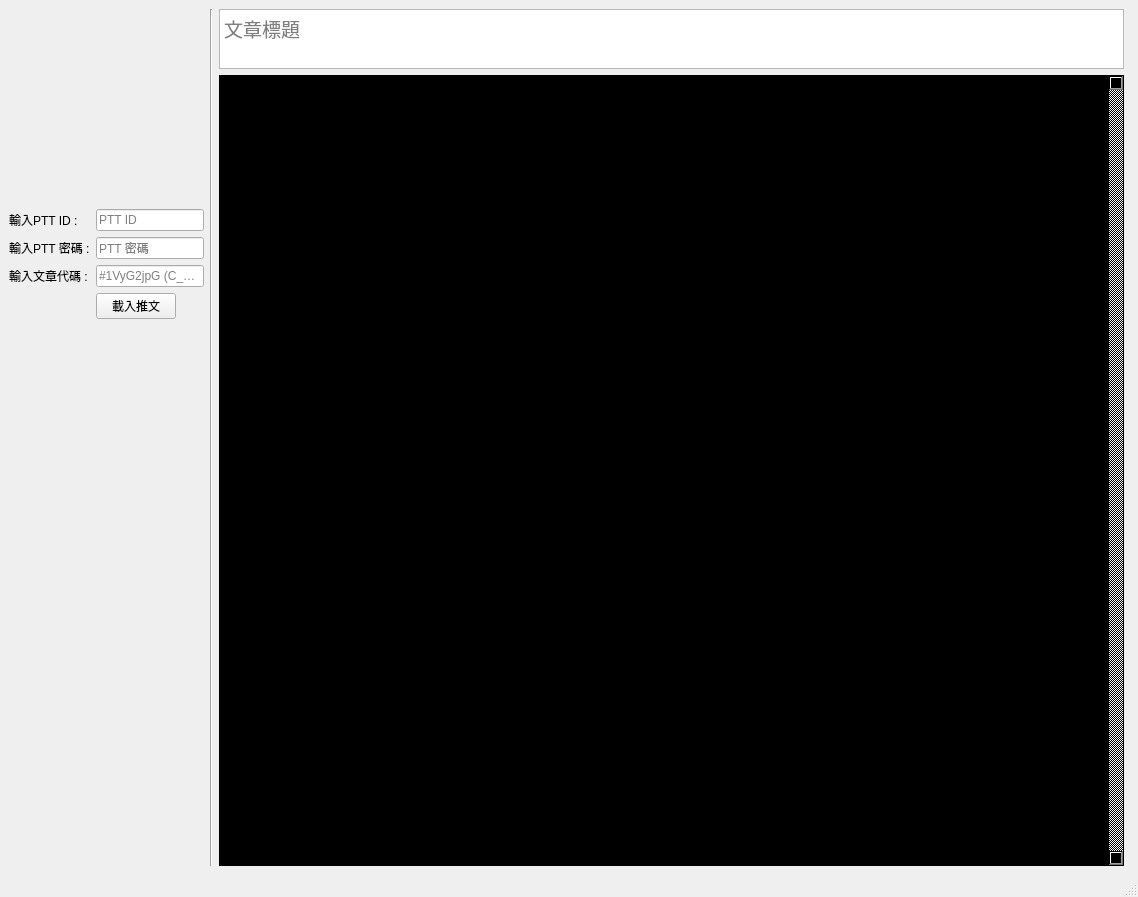
AaronLi963/PTTPostCrawler, file QT/main.ui: the form before one commit.
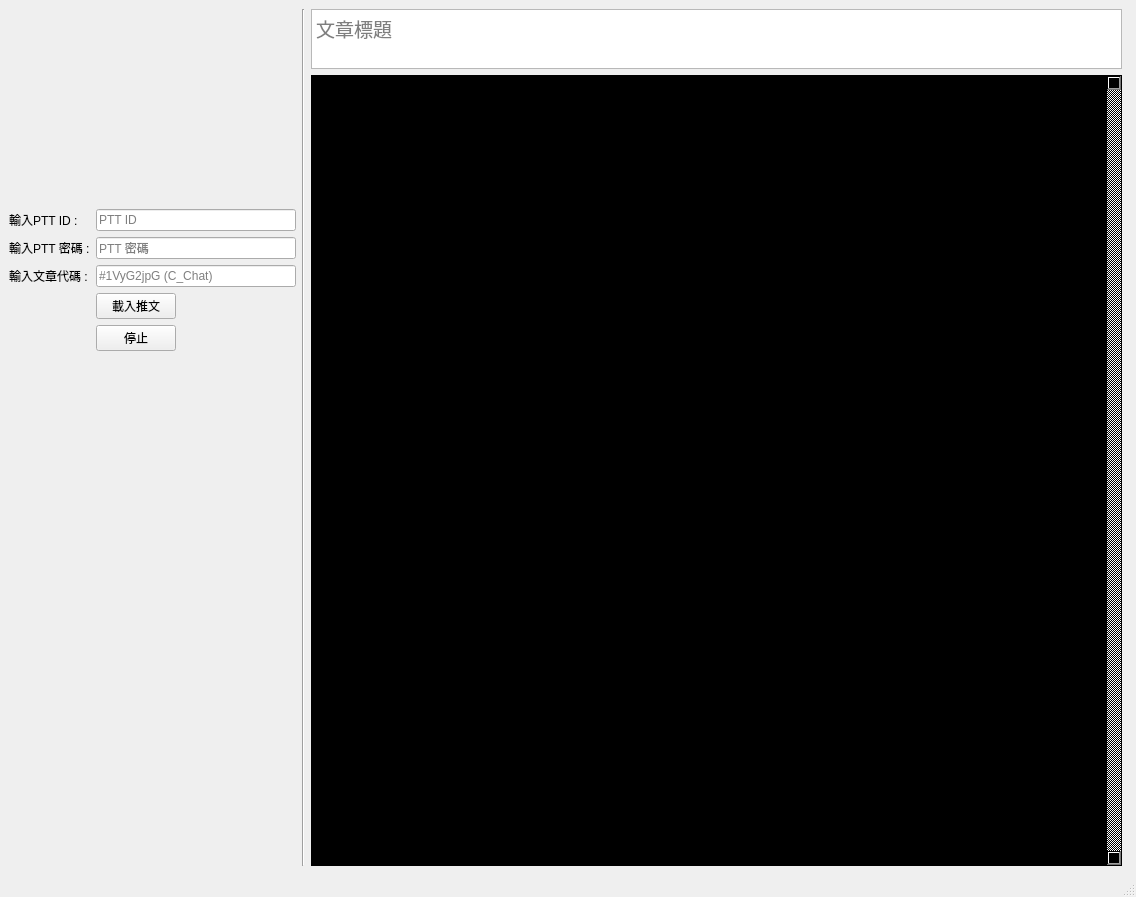
The form after the commit.

Commit message: add stop button

```diff
--- a/QT/main.ui
+++ b/QT/main.ui
@@ -6,7 +6,7 @@
    <rect>
     <x>0</x>
     <y>0</y>
-    <width>1138</width>
+    <width>1136</width>
     <height>897</height>
    </rect>
   </property>
@@ -24,7 +24,7 @@
     <item>
      <layout class="QFormLayout" name="formLayout">
       <property name="sizeConstraint">
-       <enum>QLayout::SetMaximumSize</enum>
+       <enum>QLayout::SetDefaultConstraint</enum>
       </property>
       <property name="fieldGrowthPolicy">
        <enum>QFormLayout::FieldsStayAtSizeHint</enum>
@@ -41,12 +41,21 @@
       </item>
       <item row="0" column="1">
        <widget class="QLineEdit" name="inputPTTID">
+        <property name="enabled">
+         <bool>true</bool>
+        </property>
         <property name="sizePolicy">
          <sizepolicy hsizetype="Fixed" vsizetype="Fixed">
           <horstretch>0</horstretch>
           <verstretch>0</verstretch>
          </sizepolicy>
         </property>
+        <property name="minimumSize">
+         <size>
+          <width>200</width>
+          <height>0</height>
+         </size>
+        </property>
         <property name="maximumSize">
          <size>
           <width>200</width>
@@ -76,6 +85,12 @@
           <verstretch>0</verstretch>
          </sizepolicy>
         </property>
+        <property name="minimumSize">
+         <size>
+          <width>200</width>
+          <height>0</height>
+         </size>
+        </property>
         <property name="maximumSize">
          <size>
           <width>200</width>
@@ -108,6 +123,12 @@
           <verstretch>0</verstretch>
          </sizepolicy>
         </property>
+        <property name="minimumSize">
+         <size>
+          <width>200</width>
+          <height>0</height>
+         </size>
+        </property>
         <property name="maximumSize">
          <size>
           <width>200</width>
@@ -141,6 +162,13 @@
         </property>
        </widget>
       </item>
+      <item row="5" column="1">
+       <widget class="QPushButton" name="bottonStopLoading">
+        <property name="text">
+         <string>停止</string>
+        </property>
+       </widget>
+      </item>
      </layout>
     </item>
     <item>
@@ -196,7 +224,7 @@
           <rect>
            <x>0</x>
            <y>0</y>
-           <width>532</width>
+           <width>531</width>
            <height>794</height>
           </rect>
          </property>
```
Left out of the diff: 2 changed lines with no effect on the pictures. The commit also changes 9 other files.
